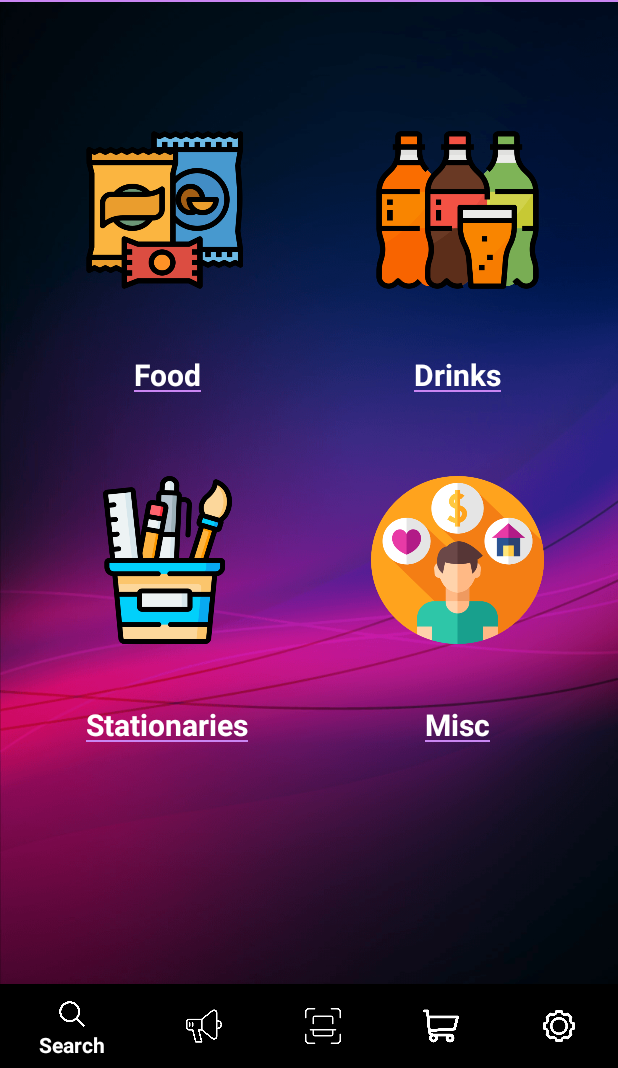
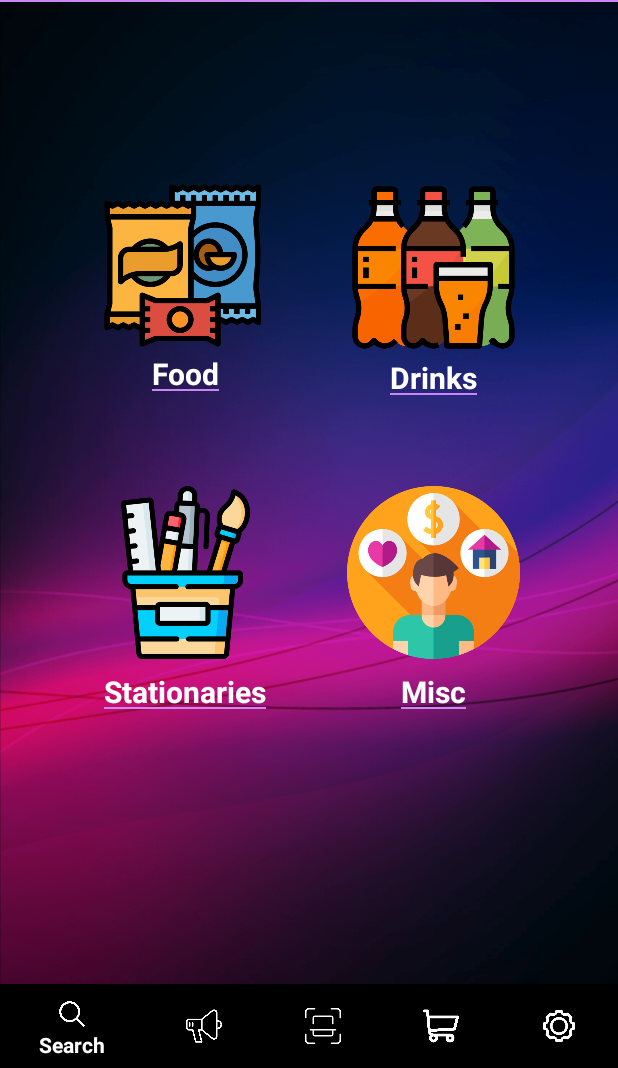
Before and after one commit to JaymzGit/E-Koperasi-Mobile, an Android app: the Catalog screen opened directly, with no data from a screen before it, on a phone screen of 412 x 824 dp, the part 168-1236 px from its top. Run offline under Robolectric (Android 15) with nearby library versions, the light colour scheme and no system bars; 1 statement that could not run was skipped.

Commit message:
Updated catalog layout

```diff
--- a/app/src/main/res/layout/activity_catalog.xml
+++ b/app/src/main/res/layout/activity_catalog.xml
@@ -56,6 +56,75 @@
         app:layout_constraintStart_toStartOf="parent"
         app:layout_constraintTop_toTopOf="parent" />
 
+
+    <LinearLayout
+        android:layout_width="wrap_content"
+        android:layout_height="wrap_content"
+        android:gravity="center"
+        android:orientation="vertical"
+        app:layout_constraintBottom_toBottomOf="parent"
+        app:layout_constraintEnd_toEndOf="parent"
+        app:layout_constraintHorizontal_bias="0.824"
+        app:layout_constraintStart_toStartOf="parent"
+        app:layout_constraintTop_toTopOf="parent"
+        app:layout_constraintVertical_bias="0.643">
+
+        <ImageButton
+            android:id="@+id/btnMisc"
+            android:layout_width="155dp"
+            android:layout_height="131dp"
+            android:background="@null"
+            android:backgroundTint="#D6D6D6"
+            android:paddingLeft="20dp"
+            android:paddingRight="20dp"
+            android:scaleType="centerInside"
+            app:srcCompat="@drawable/misc" />
+
+        <TextView
+            android:layout_width="wrap_content"
+            android:layout_height="wrap_content"
+            android:background="@drawable/border"
+            android:text="Misc"
+            android:textColor="@color/white"
+            android:textSize="20dp"
+            android:textStyle="bold" />
+
+    </LinearLayout>
+
+    <LinearLayout
+        android:layout_width="wrap_content"
+        android:layout_height="wrap_content"
+        android:gravity="center"
+        android:orientation="vertical"
+        app:layout_constraintBottom_toBottomOf="parent"
+        app:layout_constraintEnd_toEndOf="parent"
+        app:layout_constraintHorizontal_bias="0.179"
+        app:layout_constraintStart_toStartOf="parent"
+        app:layout_constraintTop_toTopOf="parent"
+        app:layout_constraintVertical_bias="0.643">
+
+        <ImageButton
+            android:id="@+id/btnStationaries"
+            android:layout_width="155dp"
+            android:layout_height="131dp"
+            android:background="@null"
+            android:backgroundTint="#D6D6D6"
+            android:paddingLeft="20dp"
+            android:paddingRight="20dp"
+            android:scaleType="centerInside"
+            app:srcCompat="@drawable/stationaries" />
+
+        <TextView
+            android:layout_width="wrap_content"
+            android:layout_height="wrap_content"
+            android:background="@drawable/border"
+            android:text="Stationaries"
+            android:textColor="@color/white"
+            android:textSize="20dp"
+            android:textStyle="bold" />
+
+    </LinearLayout>
+
     <LinearLayout
         android:layout_width="wrap_content"
         android:layout_height="wrap_content"
@@ -64,21 +133,20 @@
         android:orientation="vertical"
         app:layout_constraintBottom_toBottomOf="parent"
         app:layout_constraintEnd_toEndOf="parent"
-        app:layout_constraintHorizontal_bias="0.132"
+        app:layout_constraintHorizontal_bias="0.179"
         app:layout_constraintStart_toStartOf="parent"
         app:layout_constraintTop_toTopOf="parent"
-        app:layout_constraintVertical_bias="0.282">
+        app:layout_constraintVertical_bias="0.319">
 
         <ImageButton
             android:id="@+id/btnFood"
             android:layout_width="155dp"
-            android:layout_height="152dp"
+            android:layout_height="117dp"
             android:background="@null"
             android:backgroundTint="#D6D6D6"
             android:paddingLeft="20dp"
             android:paddingRight="20dp"
-            android:paddingBottom="40dp"
-            android:scaleType="fitXY"
+            android:scaleType="centerInside"
             app:srcCompat="@drawable/snacks" />
 
         <TextView
@@ -100,21 +168,20 @@
         android:orientation="vertical"
         app:layout_constraintBottom_toBottomOf="parent"
         app:layout_constraintEnd_toEndOf="parent"
-        app:layout_constraintHorizontal_bias="0.886"
+        app:layout_constraintHorizontal_bias="0.824"
         app:layout_constraintStart_toStartOf="parent"
         app:layout_constraintTop_toTopOf="parent"
-        app:layout_constraintVertical_bias="0.282">
+        app:layout_constraintVertical_bias="0.32">
 
         <ImageButton
             android:id="@+id/btnDrinks"
             android:layout_width="155dp"
-            android:layout_height="152dp"
+            android:layout_height="120dp"
             android:background="@null"
             android:backgroundTint="#D6D6D6"
             android:paddingLeft="20dp"
             android:paddingRight="20dp"
-            android:paddingBottom="40dp"
-            android:scaleType="fitXY"
+            android:scaleType="centerInside"
             app:srcCompat="@drawable/drinks" />
 
         <TextView
@@ -127,79 +194,6 @@
             android:textStyle="bold" />
 
     </LinearLayout>
-
-
-    <LinearLayout
-        android:layout_width="wrap_content"
-        android:layout_height="wrap_content"
-        android:gravity="center"
-        android:orientation="vertical"
-        app:layout_constraintBottom_toBottomOf="parent"
-        app:layout_constraintEnd_toEndOf="parent"
-        app:layout_constraintHorizontal_bias="0.132"
-        app:layout_constraintStart_toStartOf="parent"
-        app:layout_constraintTop_toTopOf="parent"
-        app:layout_constraintVertical_bias="0.666">
-
-        <ImageButton
-            android:id="@+id/btnStationaries"
-            android:layout_width="155dp"
-            android:layout_height="152dp"
-            android:background="@null"
-            android:backgroundTint="#D6D6D6"
-            android:paddingLeft="20dp"
-            android:paddingRight="20dp"
-            android:paddingBottom="40dp"
-            android:scaleType="fitXY"
-            app:srcCompat="@drawable/stationaries" />
-
-        <TextView
-            android:layout_width="wrap_content"
-            android:layout_height="wrap_content"
-            android:background="@drawable/border"
-            android:text="Stationaries"
-            android:textColor="@color/white"
-            android:textSize="20dp"
-            android:textStyle="bold" />
-
-    </LinearLayout>
-
-
-    <LinearLayout
-        android:layout_width="wrap_content"
-        android:layout_height="wrap_content"
-        android:gravity="center"
-        android:orientation="vertical"
-        app:layout_constraintBottom_toBottomOf="parent"
-        app:layout_constraintEnd_toEndOf="parent"
-        app:layout_constraintHorizontal_bias="0.886"
-        app:layout_constraintStart_toStartOf="parent"
-        app:layout_constraintTop_toTopOf="parent"
-        app:layout_constraintVertical_bias="0.666">
-
-        <ImageButton
-            android:id="@+id/btnMisc"
-            android:layout_width="155dp"
-            android:layout_height="152dp"
-            android:background="@null"
-            android:backgroundTint="#D6D6D6"
-            android:paddingLeft="20dp"
-            android:paddingRight="20dp"
-            android:paddingBottom="40dp"
-            android:scaleType="fitXY"
-            app:srcCompat="@drawable/misc" />
-
-        <TextView
-            android:layout_width="wrap_content"
-            android:layout_height="wrap_content"
-            android:background="@drawable/border"
-            android:text="Misc"
-            android:textColor="@color/white"
-            android:textSize="20dp"
-            android:textStyle="bold" />
-
-    </LinearLayout>
-
 
     <com.google.android.material.bottomnavigation.BottomNavigationView
         android:id="@+id/bottomNavigationView"
```
